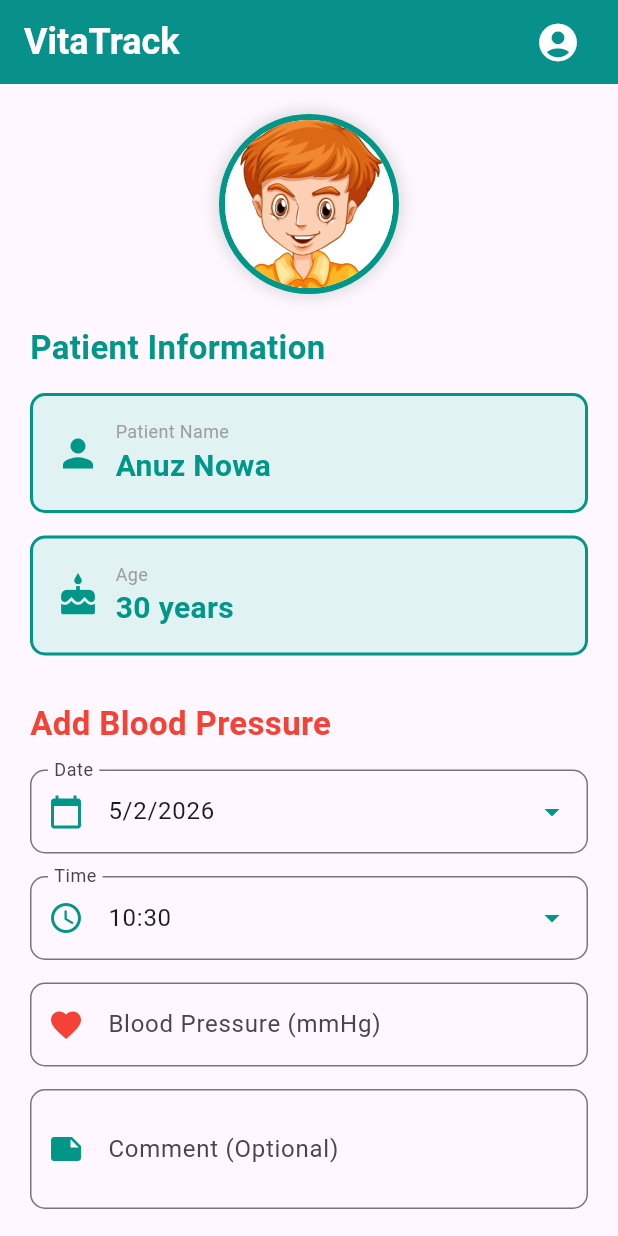
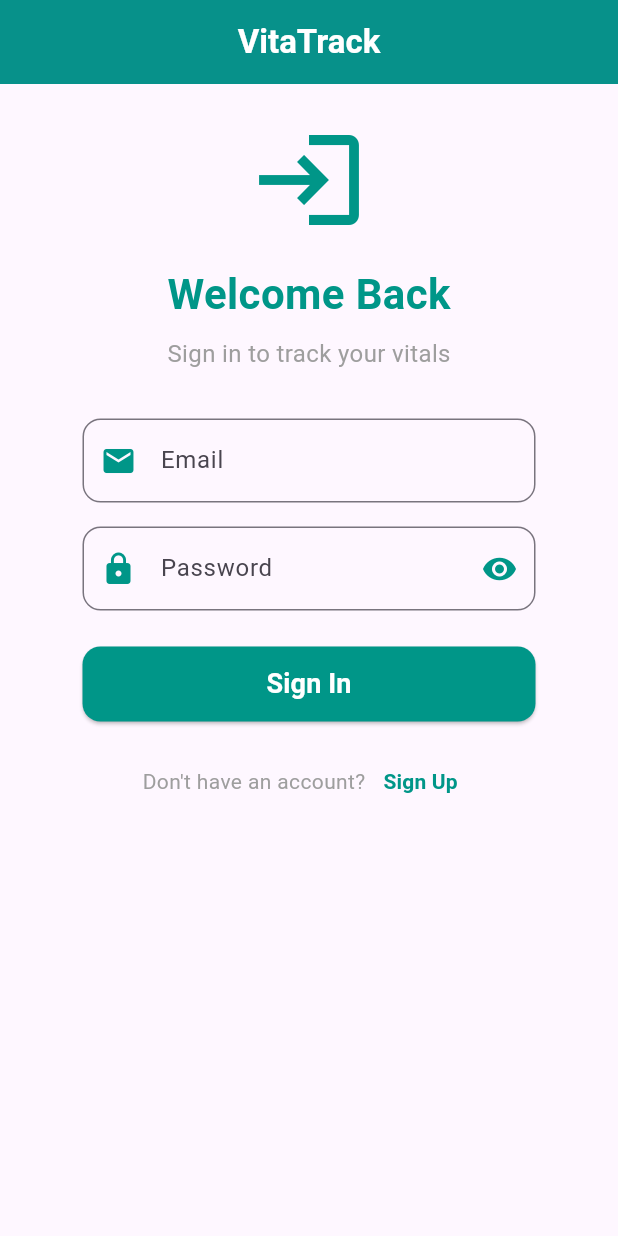
Before and after one commit to DularaJ/VitaTrack, a Flutter app: the screen it shows after launch, on a phone screen of 412 x 824 dp. Run offline on Flutter 3.47's test engine with Material 3 defaults, Android fonts, the phone set to English and light mode, and no system bars; our stand-ins replace shared_preferences, supabase_flutter; accounts and stored records are empty.

Commit message:
safty commit

```diff
--- /dev/null
+++ b/lib/signin.dart
@@ -0,0 +1,265 @@
+import 'package:flutter/material.dart';
+import 'signup.dart';
+import 'main.dart';
+import 'supabase.dart';
+import 'package:shared_preferences/shared_preferences.dart';
+
+class SigninPage extends StatefulWidget {
+  const SigninPage({super.key});
+
+  @override
+  State<SigninPage> createState() => _SigninPageState();
+}
+
+class _SigninPageState extends State<SigninPage> {
+  final _emailController = TextEditingController();
+  final _passwordController = TextEditingController();
+  final _formKey = GlobalKey<FormState>();
+  bool _isLoading = false;
+  bool _obscurePassword = true;
+
+  @override
+  void dispose() {
+    _emailController.dispose();
+    _passwordController.dispose();
+    super.dispose();
+  }
+
+  Future<void> _signIn() async {
+    if (!_formKey.currentState!.validate()) return;
+
+    setState(() {
+      _isLoading = true;
+    });
+
+    try {
+      final email = _emailController.text.trim();
+      final password = _passwordController.text.trim();
+
+      // Sign in using database
+      final user = await SupabaseRepository().signIn(
+        email: email,
+        password: password,
+      );
+
+      // Save user UUID to shared preferences
+      final prefs = await SharedPreferences.getInstance();
+      await prefs.setString('user_uuid', user['uuid']);
+      await prefs.setInt('user_id', user['id']);
+
+      if (mounted) {
+        ScaffoldMessenger.of(context).showSnackBar(
+          const SnackBar(
+            content: Text('Welcome back!'),
+            backgroundColor: Colors.green,
+          ),
+        );
+        Navigator.pushReplacement(
+          context,
+          MaterialPageRoute(builder: (context) => const MainPage()),
+        );
+      }
+    } catch (e) {
+      if (mounted) {
+        String errorMessage = 'Sign in failed';
+        String errorStr = e.toString().toLowerCase();
+
+        if (errorStr.contains('rate limit')) {
+          errorMessage = 'Too many attempts. Please wait a few minutes before trying again.';
+        } else if (errorStr.contains('invalid credentials') || errorStr.contains('invalid login')) {
+          errorMessage = 'Invalid email or password.';
+        } else if (errorStr.contains('email not confirmed')) {
+          errorMessage = 'Please confirm your email before signing in.';
+        } else {
+          errorMessage = 'Sign in failed: $errorStr';
+        }
+        ScaffoldMessenger.of(context).showSnackBar(
+          SnackBar(
+            content: Text(errorMessage),
+            backgroundColor: Colors.red,
+          ),
+        );
+      }
+    } finally {
+      if (mounted) {
+        setState(() {
+          _isLoading = false;
+        });
+      }
+    }
+  }
+
+  @override
+  Widget build(BuildContext context) {
+    final bool isDesktop = MediaQuery.of(context).size.width >= 900;
+    final bool isTablet = MediaQuery.of(context).size.width >= 600 && MediaQuery.of(context).size.width < 900;
+    final double maxWidth = isDesktop ? 500 : (isTablet ? 450 : 350);
+
+    return Scaffold(
+      appBar: AppBar(
+        title: const Text(
+          'VitaTrack',
+          style: TextStyle(
+            fontWeight: FontWeight.bold,
+            color: Colors.white,
+          ),
+        ),
+        backgroundColor: Colors.teal,
+        elevation: 2,
+        centerTitle: true,
+      ),
+      body: SingleChildScrollView(
+        child: Center(
+          child: Container(
+            width: maxWidth,
+            padding: const EdgeInsets.all(24),
+            child: Form(
+              key: _formKey,
+              child: Column(
+                mainAxisAlignment: MainAxisAlignment.center,
+                crossAxisAlignment: CrossAxisAlignment.center,
+                children: [
+                  const Icon(
+                    Icons.login,
+                    size: 80,
+                    color: Colors.teal,
+                  ),
+                  const SizedBox(height: 16),
+                  const Text(
+                    'Welcome Back',
+                    style: TextStyle(
+                      fontSize: 28,
+                      fontWeight: FontWeight.bold,
+                      color: Colors.teal,
+                    ),
+                  ),
+                  const SizedBox(height: 8),
+                  const Text(
+                    'Sign in to track your vitals',
+                    style: TextStyle(
+                      fontSize: 16,
+                      color: Colors.grey,
+                    ),
+                  ),
+                  const SizedBox(height: 32),
+                  TextFormField(
+                    controller: _emailController,
+                    keyboardType: TextInputType.emailAddress,
+                    decoration: InputDecoration(
+                      labelText: 'Email',
+                      hintText: 'Enter your email',
+                      prefixIcon: const Icon(Icons.email, color: Colors.teal),
+                      border: OutlineInputBorder(
+                        borderRadius: BorderRadius.circular(12),
+                      ),
+                      focusedBorder: OutlineInputBorder(
+                        borderRadius: BorderRadius.circular(12),
+                        borderSide: const BorderSide(color: Colors.teal, width: 2),
+                      ),
+                    ),
+                    validator: (value) {
+                      if (value == null || value.isEmpty) {
+                        return 'Please enter your email';
+                      }
+                      if (!RegExp(r'^[\w-\.]+@([\w-]+\.)+[\w-]{2,4}$').hasMatch(value)) {
+                        return 'Please enter a valid email';
+                      }
+                      return null;
+                    },
+                  ),
+                  const SizedBox(height: 16),
+                  TextFormField(
+                    controller: _passwordController,
+                    obscureText: _obscurePassword,
+                    decoration: InputDecoration(
+                      labelText: 'Password',
+                      hintText: 'Enter your password',
+                      prefixIcon: const Icon(Icons.lock, color: Colors.teal),
+                      suffixIcon: IconButton(
+                        icon: Icon(
+                          _obscurePassword ? Icons.visibility : Icons.visibility_off,
+                          color: Colors.teal,
+                        ),
+                        onPressed: () {
+                          setState(() {
+                            _obscurePassword = !_obscurePassword;
+                          });
+                        },
+                      ),
+                      border: OutlineInputBorder(
+                        borderRadius: BorderRadius.circular(12),
+                      ),
+                      focusedBorder: OutlineInputBorder(
+                        borderRadius: BorderRadius.circular(12),
+                        borderSide: const BorderSide(color: Colors.teal, width: 2),
+                      ),
+                    ),
+                    validator: (value) {
+                      if (value == null || value.isEmpty) {
+                        return 'Please enter your password';
+                      }
+                      return null;
+                    },
+                  ),
+                  const SizedBox(height: 24),
+                  SizedBox(
+                    width: double.infinity,
+                    height: 50,
+                    child: ElevatedButton(
+                      onPressed: _isLoading ? null : _signIn,
+                      style: ElevatedButton.styleFrom(
+                        backgroundColor: Colors.teal,
+                        shape: RoundedRectangleBorder(
+                          borderRadius: BorderRadius.circular(12),
+                        ),
+                      ),
+                      child: _isLoading
+                          ? const CircularProgressIndicator(
+                              color: Colors.white,
+                            )
+                          : const Text(
+                              'Sign In',
+                              style: TextStyle(
+                                fontSize: 18,
+                                fontWeight: FontWeight.bold,
+                                color: Colors.white,
+                              ),
+                            ),
+                    ),
+                  ),
+                  const SizedBox(height: 16),
+                  Row(
+                    mainAxisAlignment: MainAxisAlignment.center,
+                    children: [
+                      const Text(
+                        "Don't have an account?",
+                        style: TextStyle(color: Colors.grey),
+                      ),
+                      TextButton(
+                        onPressed: () {
+                          Navigator.pushReplacement(
+                            context,
+                            MaterialPageRoute(
+                              builder: (context) => const SignupPage(),
+                            ),
+                          );
+                        },
+                        child: const Text(
+                          'Sign Up',
+                          style: TextStyle(
+                            color: Colors.teal,
+                            fontWeight: FontWeight.bold,
+                          ),
+                        ),
+                      ),
+                    ],
+                  ),
+                ],
+              ),
+            ),
+          ),
+        ),
+      ),
+    );
+  }
+}
--- a/lib/supabase.dart
+++ b/lib/supabase.dart
@@ -1,5 +1,6 @@
 
 import 'package:supabase_flutter/supabase_flutter.dart';
+import 'package:shared_preferences/shared_preferences.dart';
 
 class SupabaseRepository {
   static final SupabaseRepository _instance = SupabaseRepository._internal();
@@ -9,9 +10,7 @@ class SupabaseRepository {
 
   SupabaseRepository._internal();
 
-  // User-related methods
-
-  // Insert a new user
+  // Insert user into user table (for custom auth)
   Future<void> insertUser({
     required String uuid,
     String? fullname,
@@ -32,9 +31,59 @@ class SupabaseRepository {
     });
   }
 
+  // User-related methods
+
+  // Insert a new user (signup) with UUID
+  Future<void> signUp({
+    required String uuid,
+    required String email,
+    required String password,
+    String? fullname,
+    String? age,
+  }) async {
+    // Check if email already exists
+    final existing = await _client.from('user').select().eq('email', email);
+    if (existing.isNotEmpty) {
+      throw Exception('Email already registered');
+    }
+
+    // Insert new user with UUID and plain password
+    await _client.from('user').insert({
+      'uuid': uuid,
+      'email': email,
+      'password': password,
+      'fullname': fullname,
+      'age': age,
+    });
+  }
+
+  // Sign in with email and password
+  Future<Map<String, dynamic>> signIn({
+    required String email,
+    required String password,
+  }) async {
+    final response = await _client
+        .from('user')
+        .select()
+        .eq('email', email)
+        .eq('password', password);
+
+    if (response.isEmpty) {
+      throw Exception('Invalid email or password');
+    }
+
+    return response[0];
+  }
+
   // Fetch user by UUID
   Future<Map<String, dynamic>?> getUser(String uuid) async {
     final response = await _client.from('user').select().eq('uuid', uuid);
+    return response.isNotEmpty ? response[0] : null;
+  }
+
+  // Fetch user by email
+  Future<Map<String, dynamic>?> getUserByEmail(String email) async {
+    final response = await _client.from('user').select().eq('email', email);
     return response.isNotEmpty ? response[0] : null;
   }
 
@@ -47,6 +96,7 @@ class SupabaseRepository {
     String? phone,
     String? address,
     String? bloodtype,
+    String? password,
   }) async {
     final updates = <String, dynamic>{};
     if (fullname != null) updates['fullname'] = fullname;
@@ -55,6 +105,7 @@ class SupabaseRepository {
     if (phone != null) updates['phone'] = phone;
     if (address != null) updates['address'] = address;
     if (bloodtype != null) updates['bloodtype'] = bloodtype;
+    if (password != null) updates['password'] = password;
 
     await _client.from('user').update(updates).eq('uuid', uuid);
   }
@@ -204,4 +255,11 @@ class SupabaseRepository {
   Future<void> deleteSugar(int id) async {
     await _client.from('sugar').delete().eq('id', id);
   }
+
+  // Sign out - clear session from shared preferences
+  Future<void> signOut() async {
+    final prefs = await SharedPreferences.getInstance();
+    await prefs.remove('user_uuid');
+    await prefs.remove('user_id');
+  }
 }
--- a/pubspec.yaml
+++ b/pubspec.yaml
@@ -36,6 +36,7 @@ dependencies:
   cupertino_icons: ^1.0.8
   supabase_flutter: ^2.12.0
   uuid: ^4.5.2
+  shared_preferences: ^2.5.0
 
 dev_dependencies:
   flutter_test:
```
Also changed, not shown: lib/main.dart (+56 -1 lines), lib/signup.dart (added, +360 -0 lines), pubspec.lock.
